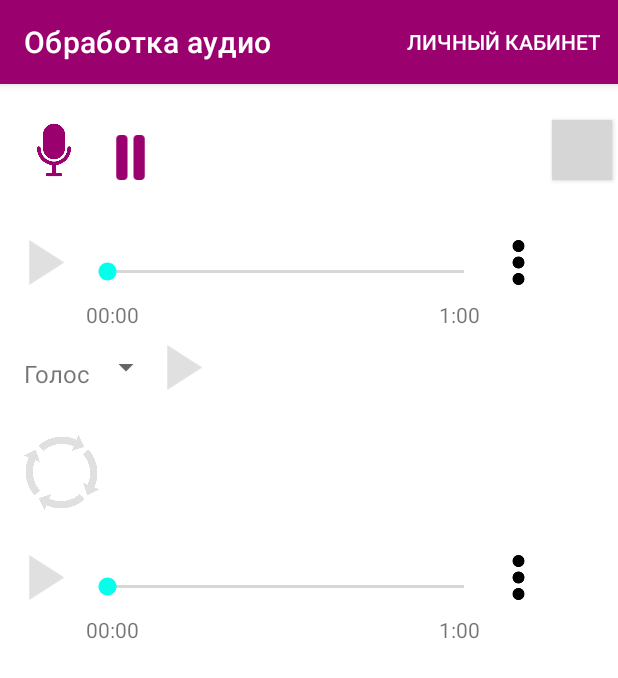
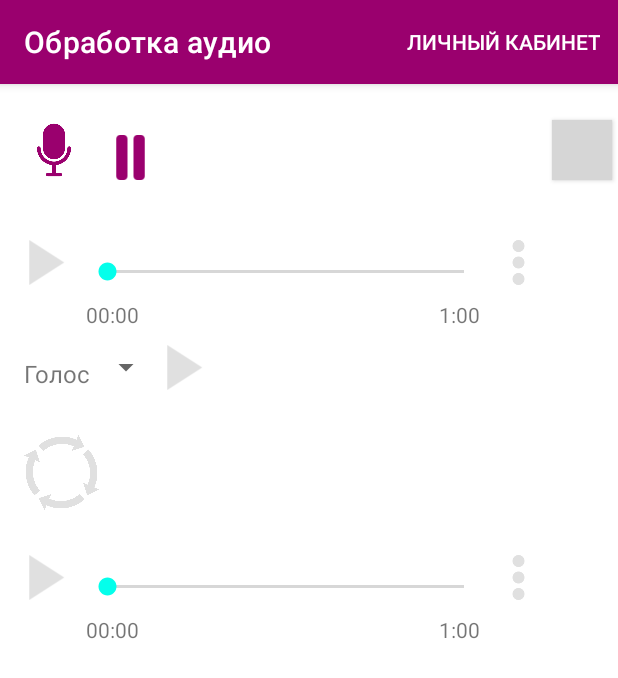
Before and after one commit to HowToCodeWithPaws/Coursework3-VoiceVersa, an Android app: the ProcessActivity screen opened directly, with no data from a screen before it, on a phone screen of 412 x 824 dp. Shown: the top 678 px of the screen. Run offline under Robolectric (Android 15) with nearby library versions, the phone set to English and light mode, and no system bars; grey boxes are pictures that could not be loaded.

Commit message:
menus into buttons

```diff
--- a/code/app/src/main/java/com/example/voiceversa/view/ProcessActivity.kt
+++ b/code/app/src/main/java/com/example/voiceversa/view/ProcessActivity.kt
@@ -33,8 +33,8 @@ import java.util.*
 class ProcessActivity : AppCompatActivity(), View.OnClickListener,
     AdapterView.OnItemSelectedListener {
 
-    private lateinit var actionsRec: ImageView
-    private lateinit var actionsRes: ImageView
+    private lateinit var actionsRec: Button
+    private lateinit var actionsRes: Button
     private lateinit var startRecBtn: Button
     private lateinit var attachRecBtn: Button
     private lateinit var pauseRecBtn: Button
--- a/code/app/src/main/java/com/example/voiceversa/view/libraryActivity/AudiosListAdapter.kt
+++ b/code/app/src/main/java/com/example/voiceversa/view/libraryActivity/AudiosListAdapter.kt
@@ -64,7 +64,7 @@ class AudiosListAdapter(private val audios: ArrayList<Audio>) :
         lateinit var elapsedTimeLabel: TextView
         private var totalTime: Int = 0
         private lateinit var totalTimeLabel: TextView
-        private val menuButton = itemView.findViewById<ImageView>(R.id.actions)
+        private val menuButton = itemView.findViewById<Button>(R.id.actions)
 
         fun createTimeLabel(time: Int): String {
             var timeLabel: String
--- a/code/app/src/main/res/layout/activity_process.xml
+++ b/code/app/src/main/res/layout/activity_process.xml
@@ -88,14 +88,14 @@
         app:layout_constraintHorizontal_bias="0.10"
         app:layout_constraintStart_toEndOf="@id/playRecBtn" />
 
-    <ImageView
+    <Button
         android:id="@+id/actionsRec"
         android:layout_width="30dp"
         android:layout_height="30dp"
         android:layout_marginStart="5dp"
         app:layout_constraintBottom_toBottomOf="@id/positionRecBar"
         app:layout_constraintStart_toEndOf="@id/positionRecBar"
-        app:srcCompat="@drawable/vertical" />
+        android:background="@drawable/vertical" />
 
 
     <LinearLayout
@@ -215,13 +215,13 @@
 
 
 
-    <ImageView
+    <Button
         android:id="@+id/actionsRes"
         android:layout_width="30dp"
         android:layout_height="30dp"
         android:layout_marginStart="5dp"
         app:layout_constraintBottom_toBottomOf="@id/positionResBar"
         app:layout_constraintStart_toEndOf="@id/positionResBar"
-        app:srcCompat="@drawable/vertical" />
+        android:background="@drawable/vertical" />
 
 </androidx.constraintlayout.widget.ConstraintLayout>
--- a/code/app/src/main/res/layout/audio_item.xml
+++ b/code/app/src/main/res/layout/audio_item.xml
@@ -50,7 +50,7 @@
         app:layout_constraintHorizontal_bias="0.15"
         app:layout_constraintStart_toEndOf="@id/playBtn" />
 
-    <ImageView
+    <Button
         android:id="@+id/actions"
         android:layout_width="30dp"
         android:layout_height="30dp"
@@ -59,7 +59,7 @@
         app:layout_constraintBottom_toBottomOf="@id/positionBar"
         app:layout_constraintEnd_toEndOf="parent"
         app:layout_constraintStart_toEndOf="@id/positionBar"
-        app:srcCompat="@drawable/vertical" />
+        android:background="@drawable/vertical" />
 
 
     <TextView
```
